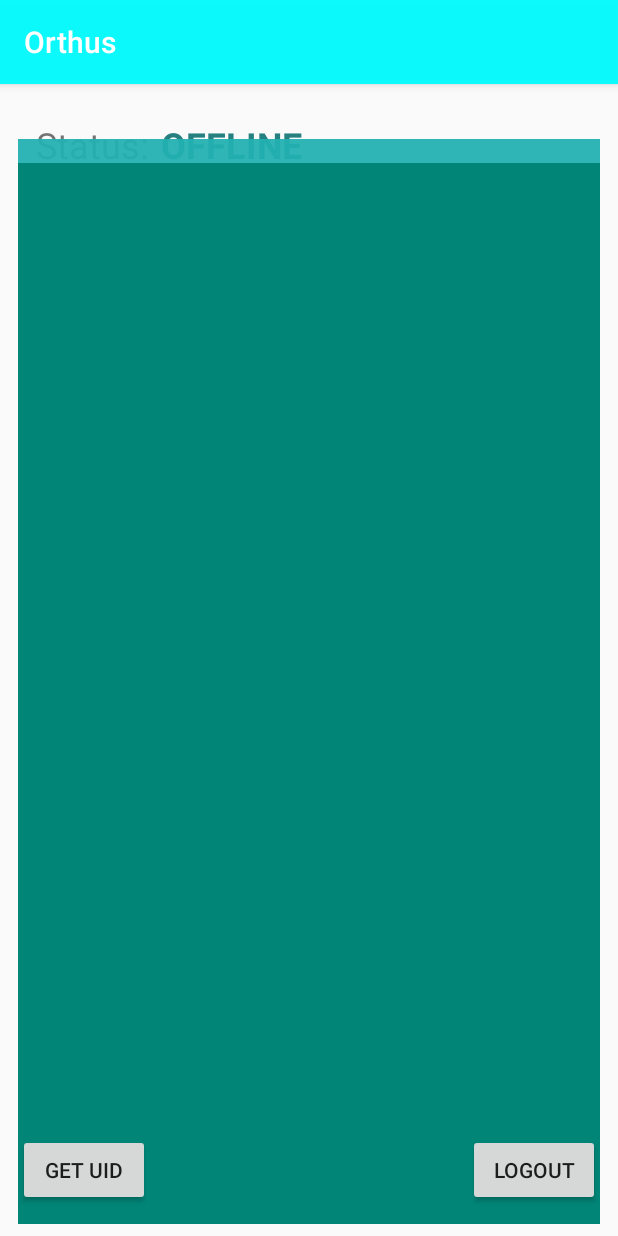
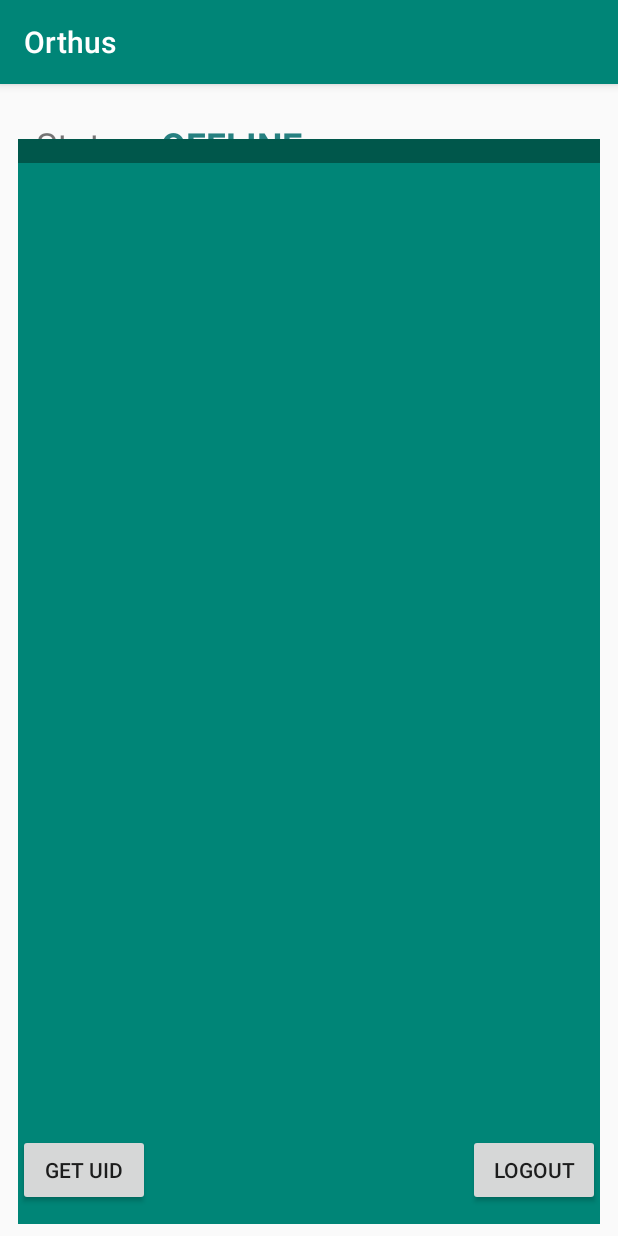
Before and after one commit to ChenChai/Orthus-Security-System, an Android app: the screen it shows after launch once a user with an empty profile is signed in (MainActivity), on a phone screen of 412 x 824 dp. Run offline under Robolectric (Android 15) with nearby library versions, the phone set to English and light mode, and no system bars; our stand-ins replace Firebase (no records; nobody signed in at launch, a user with empty details on screens opened directly); 2 statements that could not run were skipped.

Commit message:
Updated Colors

```diff
--- a/OrthusApp/app/src/main/res/layout-land/activity_main.xml
+++ b/OrthusApp/app/src/main/res/layout-land/activity_main.xml
@@ -49,7 +49,7 @@
 
     <Switch
         android:id="@+id/armedSwitch"
-        android:layout_width="114dp"
+        android:layout_width="145dp"
         android:layout_height="wrap_content"
         android:layout_marginTop="8dp"
         android:layout_marginEnd="30dp"
--- a/OrthusApp/app/src/main/res/layout/activity_main.xml
+++ b/OrthusApp/app/src/main/res/layout/activity_main.xml
@@ -58,8 +58,8 @@
 
     <Switch
         android:id="@+id/armedSwitch"
-        android:layout_width="114dp"
-        android:layout_height="wrap_content"
+        android:layout_width="152dp"
+        android:layout_height="25dp"
         android:layout_marginStart="24dp"
         android:layout_marginLeft="24dp"
         android:layout_marginTop="8dp"
--- a/OrthusApp/app/src/main/res/values/colors.xml
+++ b/OrthusApp/app/src/main/res/values/colors.xml
@@ -1,19 +1,19 @@
 <?xml version="1.0" encoding="utf-8"?>
 <resources>
-    <color name="colorPrimary">#f000fcff</color>
-    <color name="colorPrimaryDark">#f023b1b1</color>
+    <color name="colorPrimary">#008577</color>
+    <color name="colorPrimaryDark">#00574B</color>
     <color name="colorAccent">#D81B60</color>
 
     <color name="colorOffline">#f0187878</color>
     <color name="colorAlarm">#d31717</color>
     <color name="colorClear">#6bd217</color>
     <color name="colorAlertList">#008577</color>
-    <color name="colorAlertListText">#000000</color>
-    <color name="colorAlertHistory">#000000</color>
+    <color name="colorAlertListText">#f7f7f7</color>
+    <color name="colorAlertHistory">#FFFFFF</color>
     <color name="colorAlertListTime">#a9a9a9</color>
 
 
-    <color name="colorBackground">#000000</color>
+    <color name="colorBackground">#c6b35f</color>
 
 
 </resources>
```
Also changed, not shown: 2 other files.
